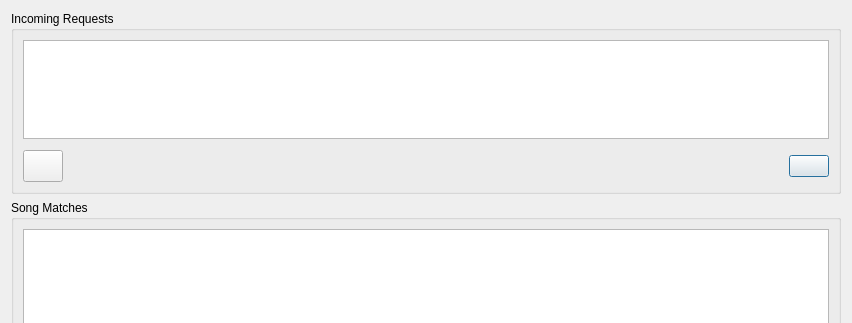
Before: the Qt Designer form KaraokeHost/dlgrequests.ui in OpenKJ/OpenKJ, drawn with Qt 5; both pictures show x 0 to 852 and y 0 to 323 of the 852 by 543 pixel window.
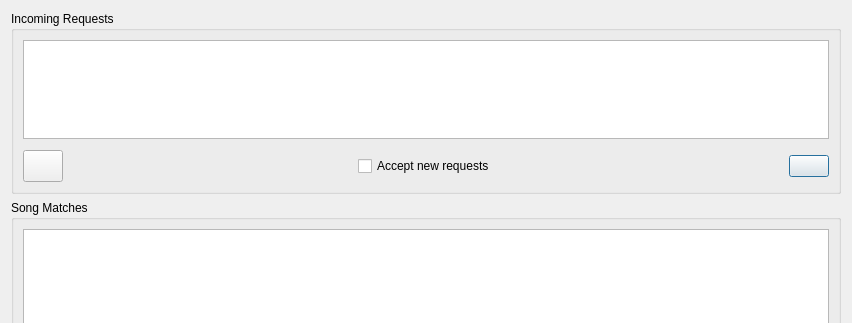
After: the same form once the commit is applied. Icons and pictures are not drawn.

Commit message:
Request server integration enhancements
You can now update the request server to match your current DB from
within the program.
You can now disable or enable singer request submissions on the request
server from within the program.

The edit to the form file:
```diff
--- a/KaraokeHost/dlgrequests.ui
+++ b/KaraokeHost/dlgrequests.ui
@@ -70,6 +70,26 @@
           </property>
          </widget>
         </item>
+        <item>
+         <spacer name="horizontalSpacer_6">
+          <property name="orientation">
+           <enum>Qt::Horizontal</enum>
+          </property>
+          <property name="sizeHint" stdset="0">
+           <size>
+            <width>40</width>
+            <height>20</height>
+           </size>
+          </property>
+         </spacer>
+        </item>
+        <item>
+         <widget class="QCheckBox" name="checkBoxAccepting">
+          <property name="text">
+           <string>Accept new requests</string>
+          </property>
+         </widget>
+        </item>
         <item>
          <spacer name="horizontalSpacer_5">
           <property name="orientation">
```
The commit also changes 7 other files.
